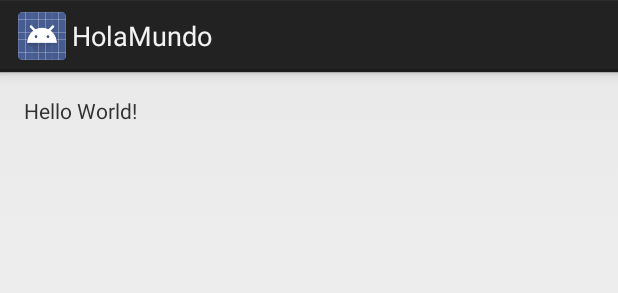
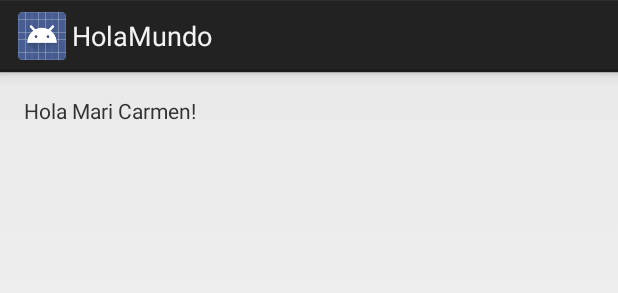
Before and after one commit to MariCarmenO/curso-android-principiantes-AS, an Android app: the layout activity_main.xml on its own in the app's theme, with its tools: preview values and no code run, on a phone screen of 412 x 824 dp. Shown: the top 293 px of the screen. Run offline under Robolectric (Android 15) with nearby library versions, the phone set to English and light mode, and no system bars.

Commit message:
Segundo commit

```diff
--- a/HolaMundo/app/src/main/res/layout/activity_main.xml
+++ b/HolaMundo/app/src/main/res/layout/activity_main.xml
@@ -13,5 +13,5 @@
     <TextView
         android:layout_width="wrap_content"
         android:layout_height="wrap_content"
-        android:text="Hello World!" />
+        android:text="Hola Mari Carmen!" />
 </RelativeLayout>
```
